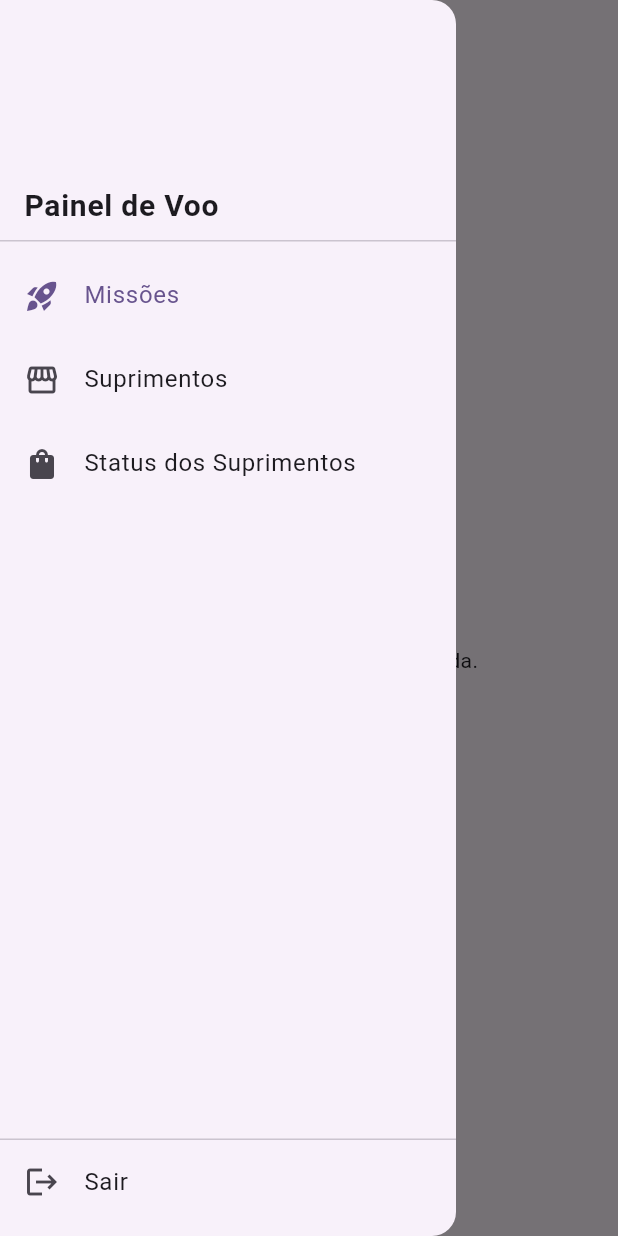
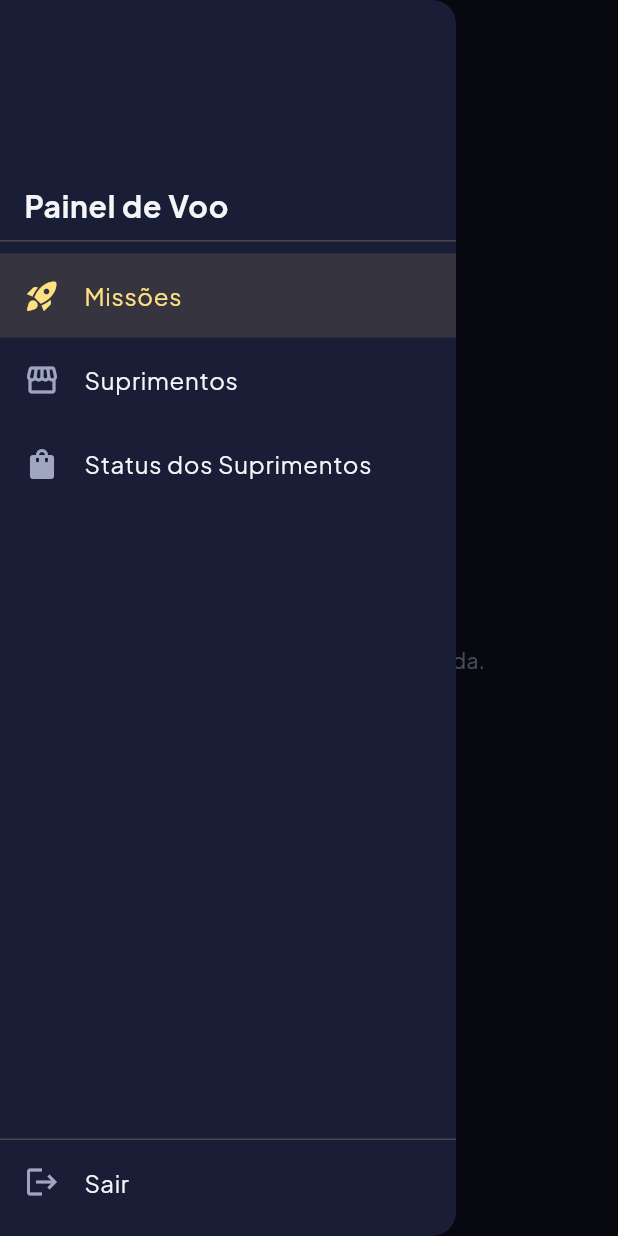
Before and after one commit to diogodcg/spacerout, a Flutter app: the screen it shows once a user with an empty profile is signed in, with the side drawer open, on a phone screen of 412 x 824 dp. Run offline on Flutter 3.47's test engine with Material 3 defaults, Android fonts, the phone set to English and light mode, and no system bars; our stand-ins replace firebase_core, firebase_messaging, flutter_riverpod, google_fonts, google_sign_in, image_picker and 2 more; accounts and stored records are empty; network calls fail.

Commit message:
feat: Design System "Starlight" v1.0 + fix deployment target iOS
Tokens de cor/geometria/tipografia, componentes (PrimarySpaceButton,
CoinBadge, MissionCard) e tema global dark-first ligado no MaterialApp,
cobrindo os widgets Material que as telas já usam. Ajustes sobre a
proposta original: MissionCard reforça status por ícone além de cor
(acessibilidade a daltonismo), CoinBadge com "twinkle" ao creditar
moedas (único momento animado do sistema). IPHONEOS_DEPLOYMENT_TARGET
subido de 13.0 pra 15.0 (exigência do Firebase, nunca testado no
simulador iOS antes).

Co-Authored-By: Claude Sonnet 5 <noreply@anthropic.com>

```diff
--- /dev/null
+++ b/app/lib/core/ui/theme/app_theme.dart
@@ -0,0 +1,171 @@
+import 'package:flutter/material.dart';
+import 'package:google_fonts/google_fonts.dart';
+
+import '../tokens/app_colors.dart';
+import '../tokens/app_specs.dart';
+import '../tokens/app_typography.dart';
+
+/// Tema global "Starlight". Cobre não só os componentes novos
+/// (`PrimarySpaceButton`, `CoinBadge`, `MissionCard`) mas também os
+/// widgets Material padrão que as telas já existentes usam
+/// (`TextFormField`, `Checkbox`, `Drawer`, `AlertDialog`, `SnackBar`) —
+/// sem isso, metade do app ficaria "Starlight" e a outra metade no roxo
+/// default do Material.
+class AppTheme {
+  static ThemeData get spaceRoutTheme {
+    final base = ThemeData(brightness: Brightness.dark, useMaterial3: true);
+
+    final colorScheme = base.colorScheme.copyWith(
+      brightness: Brightness.dark,
+      primary: AppColors.stardustYellow,
+      onPrimary: AppColors.textOnPrimary,
+      secondary: AppColors.nebulaLilac,
+      onSecondary: AppColors.textPrimary,
+      error: AppColors.superNovaRed,
+      onError: AppColors.textOnPrimary,
+      surface: AppColors.surfaceCard,
+      onSurface: AppColors.textPrimary,
+      outline: AppColors.surfaceBorder,
+    );
+
+    final textTheme =
+        GoogleFonts.plusJakartaSansTextTheme(base.textTheme)
+            .apply(bodyColor: AppColors.textPrimary, displayColor: AppColors.textPrimary)
+            .copyWith(
+              headlineSmall: AppTypography.displayHeader,
+              titleLarge: AppTypography.displayHeader,
+              titleMedium: AppTypography.cardTitle,
+              bodyMedium: AppTypography.bodyText,
+              labelLarge: AppTypography.buttonLabel.copyWith(color: AppColors.textPrimary),
+            );
+
+    return base.copyWith(
+      scaffoldBackgroundColor: AppColors.spaceDark,
+      colorScheme: colorScheme,
+      textTheme: textTheme,
+      primaryColor: AppColors.stardustYellow,
+      cardColor: AppColors.surfaceCard,
+      dividerColor: AppColors.surfaceBorder,
+      splashFactory: InkRipple.splashFactory,
+
+      appBarTheme: AppBarTheme(
+        backgroundColor: AppColors.spaceDark,
+        foregroundColor: AppColors.textPrimary,
+        elevation: 0,
+        centerTitle: true,
+        titleTextStyle: AppTypography.displayHeader.copyWith(fontSize: 20),
+        iconTheme: const IconThemeData(color: AppColors.textPrimary),
+      ),
+
+      iconTheme: const IconThemeData(color: AppColors.textSecondary),
+
+      drawerTheme: const DrawerThemeData(
+        backgroundColor: AppColors.surfaceCard,
+      ),
+
+      listTileTheme: ListTileThemeData(
+        iconColor: AppColors.textSecondary,
+        textColor: AppColors.textPrimary,
+        selectedColor: AppColors.stardustYellow,
+        selectedTileColor: AppColors.stardustYellow.withValues(alpha: 0.12),
+      ),
+
+      inputDecorationTheme: InputDecorationTheme(
+        filled: true,
+        fillColor: AppColors.surfaceCard,
+        labelStyle: AppTypography.bodyText,
+        hintStyle: AppTypography.bodyText,
+        contentPadding: const EdgeInsets.symmetric(
+          horizontal: AppSpecs.spaceM,
+          vertical: AppSpecs.spaceM,
+        ),
+        border: OutlineInputBorder(
+          borderRadius: BorderRadius.circular(AppSpecs.radiusM),
+          borderSide: const BorderSide(color: AppColors.surfaceBorder),
+        ),
+        enabledBorder: OutlineInputBorder(
+          borderRadius: BorderRadius.circular(AppSpecs.radiusM),
+          borderSide: const BorderSide(color: AppColors.surfaceBorder),
+        ),
+        focusedBorder: OutlineInputBorder(
+          borderRadius: BorderRadius.circular(AppSpecs.radiusM),
+          borderSide: const BorderSide(color: AppColors.stardustYellow, width: 1.5),
+        ),
+        errorBorder: OutlineInputBorder(
+          borderRadius: BorderRadius.circular(AppSpecs.radiusM),
+          borderSide: const BorderSide(color: AppColors.superNovaRed),
+        ),
+      ),
+
+      checkboxTheme: CheckboxThemeData(
+        fillColor: WidgetStateProperty.resolveWith(
+          (states) => states.contains(WidgetState.selected)
+              ? AppColors.stardustYellow
+              : Colors.transparent,
+        ),
+        checkColor: const WidgetStatePropertyAll(AppColors.textOnPrimary),
+        side: const BorderSide(color: AppColors.surfaceBorder, width: 1.5),
+        shape: RoundedRectangleBorder(
+          borderRadius: BorderRadius.circular(AppSpecs.radiusS),
+        ),
+      ),
+
+      elevatedButtonTheme: ElevatedButtonThemeData(
+        style: ElevatedButton.styleFrom(
+          backgroundColor: AppColors.stardustYellow,
+          foregroundColor: AppColors.textOnPrimary,
+          textStyle: AppTypography.buttonLabel,
+          shape: RoundedRectangleBorder(
+            borderRadius: BorderRadius.circular(AppSpecs.radiusM),
+          ),
+        ),
+      ),
+
+      textButtonTheme: TextButtonThemeData(
+        style: TextButton.styleFrom(
+          foregroundColor: AppColors.stardustYellow,
+          textStyle: AppTypography.buttonLabel.copyWith(color: AppColors.stardustYellow),
+        ),
+      ),
+
+      outlinedButtonTheme: OutlinedButtonThemeData(
+        style: OutlinedButton.styleFrom(
+          foregroundColor: AppColors.textPrimary,
+          side: const BorderSide(color: AppColors.surfaceBorder),
+          shape: RoundedRectangleBorder(
+            borderRadius: BorderRadius.circular(AppSpecs.radiusM),
+          ),
+        ),
+      ),
+
+      dialogTheme: DialogThemeData(
+        backgroundColor: AppColors.surfaceCard,
+        titleTextStyle: AppTypography.cardTitle,
+        contentTextStyle: AppTypography.bodyText,
+        shape: RoundedRectangleBorder(
+          borderRadius: BorderRadius.circular(AppSpecs.radiusL),
+        ),
+      ),
+
+      bottomSheetTheme: BottomSheetThemeData(
+        backgroundColor: AppColors.surfaceCard,
+        shape: const RoundedRectangleBorder(
+          borderRadius: BorderRadius.vertical(top: Radius.circular(AppSpecs.radiusL)),
+        ),
+      ),
+
+      snackBarTheme: SnackBarThemeData(
+        backgroundColor: AppColors.surfaceCard,
+        contentTextStyle: AppTypography.bodyText.copyWith(color: AppColors.textPrimary),
+        behavior: SnackBarBehavior.floating,
+        shape: RoundedRectangleBorder(
+          borderRadius: BorderRadius.circular(AppSpecs.radiusM),
+        ),
+      ),
+
+      progressIndicatorTheme: const ProgressIndicatorThemeData(
+        color: AppColors.stardustYellow,
+      ),
+    );
+  }
+}
--- /dev/null
+++ b/app/lib/core/ui/tokens/app_colors.dart
@@ -0,0 +1,21 @@
+import 'package:flutter/material.dart';
+
+/// Paleta do Design System "Starlight" — dark-first, nomes amarrados ao
+/// vocabulário que o schema já usa (missões, moedas, comprovações).
+class AppColors {
+  // --- FUNDOS (Backgrounds) ---
+  static const Color spaceDark = Color(0xFF101223); // Fundo principal (canvas)
+  static const Color surfaceCard = Color(0xFF1A1D36); // Cards, modais, drawer
+  static const Color surfaceBorder = Color(0xFF2A2E52); // Bordas e divisores
+
+  // --- ACENTOS E ESTADOS (Brand & Feedback) ---
+  static const Color stardustYellow = Color(0xFFFFE082); // Ação primária, moedas
+  static const Color auroraGreen = Color(0xFFA5D6A7); // Sucesso, missão aprovada
+  static const Color nebulaLilac = Color(0xFF9C8EB9); // Secundário, inativo
+  static const Color superNovaRed = Color(0xFFFF8A80); // Rejeição, alerta
+
+  // --- TEXTO ---
+  static const Color textPrimary = Color(0xFFF4F5F7); // Títulos, contraste máximo
+  static const Color textSecondary = Color(0xFFA0A5C0); // Descrições, rótulos
+  static const Color textOnPrimary = Color(0xFF101223); // Texto sobre stardustYellow
+}
--- /dev/null
+++ b/app/lib/core/ui/tokens/app_specs.dart
@@ -0,0 +1,35 @@
+import 'package:flutter/material.dart';
+
+import 'app_colors.dart';
+
+/// Geometria, espaçamentos e sombras do Design System "Starlight".
+class AppSpecs {
+  // Raios de curvatura
+  static const double radiusS = 8.0; // Badges e tags
+  static const double radiusM = 16.0; // Cards, botões e inputs (padrão)
+  static const double radiusL = 24.0; // BottomSheet e dialogs
+
+  // Espaçamentos
+  static const double spaceXS = 4.0;
+  static const double spaceS = 8.0;
+  static const double spaceM = 16.0;
+  static const double spaceL = 24.0;
+  static const double spaceXL = 32.0;
+
+  // Sombras (efeito cósmico sutil — Calm Technology, sem exagero)
+  static List<BoxShadow> glowYellow = [
+    BoxShadow(
+      color: AppColors.stardustYellow.withValues(alpha: 0.2),
+      blurRadius: 12,
+      offset: const Offset(0, 4),
+    ),
+  ];
+
+  static List<BoxShadow> cardShadow = [
+    BoxShadow(
+      color: Colors.black.withValues(alpha: 0.3),
+      blurRadius: 8,
+      offset: const Offset(0, 4),
+    ),
+  ];
+}
--- /dev/null
+++ b/app/lib/core/ui/tokens/app_typography.dart
@@ -0,0 +1,46 @@
+import 'package:flutter/material.dart';
+import 'package:google_fonts/google_fonts.dart';
+
+import 'app_colors.dart';
+
+/// Tipografia do Design System "Starlight".
+///
+/// Par: Space Grotesk pros elementos de "painel de comando" (headers,
+/// títulos de card, botões) e Plus Jakarta Sans pro corpo de texto, que
+/// precisa de leitura confortável tanto pra criança quanto pra adulto.
+/// Space Mono no contador de moedas por ter algarismos de largura fixa
+/// (não "pula" quando o saldo muda) — e por ser a fonte-irmã da Space
+/// Grotesk (mesma família de design, batizada "Space").
+class AppTypography {
+  static TextStyle get displayHeader => GoogleFonts.spaceGrotesk(
+    fontSize: 28,
+    fontWeight: FontWeight.bold,
+    color: AppColors.textPrimary,
+    letterSpacing: -0.5,
+  );
+
+  static TextStyle get cardTitle => GoogleFonts.spaceGrotesk(
+    fontSize: 18,
+    fontWeight: FontWeight.w700,
+    color: AppColors.textPrimary,
+  );
+
+  static TextStyle get bodyText => GoogleFonts.plusJakartaSans(
+    fontSize: 14,
+    fontWeight: FontWeight.w400,
+    color: AppColors.textSecondary,
+    height: 1.4,
+  );
+
+  static TextStyle get buttonLabel => GoogleFonts.spaceGrotesk(
+    fontSize: 16,
+    fontWeight: FontWeight.w700,
+    color: AppColors.textOnPrimary,
+  );
+
+  static TextStyle get coinCounter => GoogleFonts.spaceMono(
+    fontSize: 16,
+    fontWeight: FontWeight.w700,
+    color: AppColors.stardustYellow,
+  );
+}
--- a/app/lib/main.dart
+++ b/app/lib/main.dart
@@ -6,6 +6,7 @@ import 'package:flutter_riverpod/flutter_riverpod.dart';
 import 'package:supabase_flutter/supabase_flutter.dart';
 
 import 'core/supabase_config.dart';
+import 'core/ui/theme/app_theme.dart';
 import 'features/auth/data/auth_providers.dart';
 import 'features/auth/presentation/login_screen.dart';
 import 'features/convites/presentation/convites_screen.dart';
@@ -45,7 +46,7 @@ class SpaceRoutApp extends StatelessWidget {
   Widget build(BuildContext context) {
     return MaterialApp(
       title: 'SpaceRout',
-      theme: ThemeData(colorScheme: ColorScheme.fromSeed(seedColor: Colors.deepPurple)),
+      theme: AppTheme.spaceRoutTheme,
       home: const _AuthGate(),
     );
   }
--- a/app/pubspec.yaml
+++ b/app/pubspec.yaml
@@ -16,7 +16,7 @@ publish_to: 'none' # Remove this line if you wish to publish to pub.dev
 # https://developer.apple.com/library/archive/documentation/General/Reference/InfoPlistKeyReference/Articles/CoreFoundationKeys.html
 # In Windows, build-name is used as the major, minor, and patch parts
 # of the product and file versions while build-number is used as the build suffix.
-version: 0.0.5+1
+version: 0.0.6+1
 
 environment:
   sdk: ^3.12.2
@@ -43,6 +43,7 @@ dependencies:
   collection: ^1.19.0
   firebase_core: ^4.12.1
   firebase_messaging: ^16.4.3
+  google_fonts: ^6.3.2
 
 dev_dependencies:
   flutter_test:
```
Also changed, not shown: app/lib/core/ui/components/coin_badge.dart (added, +95 -0 lines), app/lib/core/ui/components/mission_card.dart (added, +114 -0 lines), app/lib/core/ui/components/primary_space_button.dart (added, +63 -0 lines), app/pubspec.lock, 4 other files.
